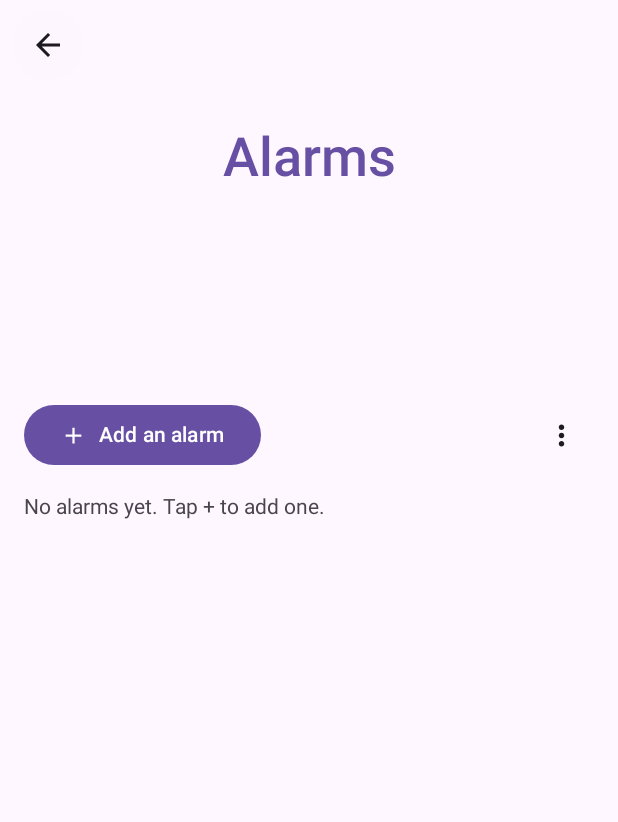
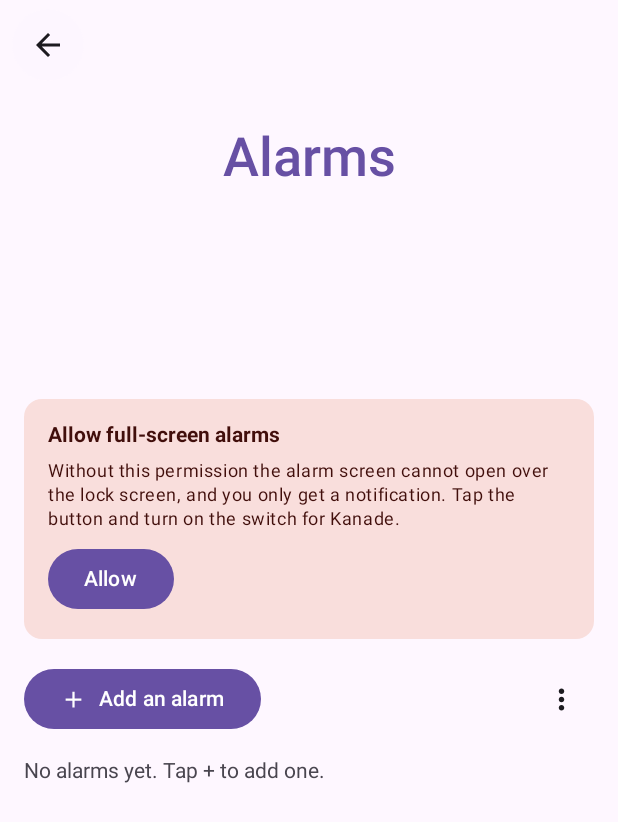
Before and after one commit to xt7h34/-, an Android app built with Jetpack Compose: the composable AlarmsPage shown on its own in the app's theme, on a phone screen of 412 x 824 dp. Shown: the top 822 px of the screen. Run offline under Robolectric (Android 15) with nearby library versions, the phone set to English and light mode, and no system bars; libraries missing offline, so code that uses them is left out: androidx.core.view.

```diff
--- a/src/main/java/com/rigen/volumeui/ClockScreens.kt
+++ b/src/main/java/com/rigen/volumeui/ClockScreens.kt
@@ -615,6 +615,7 @@ fun AlarmsPage(onBack: () -> Unit) {
 
     PageScaffold(stringResource(R.string.clock_tab_alarms), onBack) { padding ->
         PageColumn(padding) {
+            FullScreenNotice()
             Row(Modifier.fillMaxWidth(), verticalAlignment = Alignment.CenterVertically) {
                 Button(
                     onClick = {
@@ -798,7 +799,9 @@ private fun AlarmEditor(
 @Composable
 private fun AlarmSettingsDialog(onClose: () -> Unit, onCustomize: () -> Unit) {
     val ctx = LocalContext.current
-    var override by remember { mutableStateOf(ClockStore.ringOverride(ctx)) }
+    var inDnd by remember { mutableStateOf(ClockStore.ringInDnd(ctx)) }
+    var inSilent by remember { mutableStateOf(ClockStore.ringInSilent(ctx)) }
+    var inVibrate by remember { mutableStateOf(ClockStore.ringInVibrate(ctx)) }
     var dismissMode by remember { mutableIntStateOf(ClockStore.ringDismiss(ctx)) }
     Dialog(onDismissRequest = onClose) {
         Column(
@@ -809,12 +812,22 @@ private fun AlarmSettingsDialog(onClose: () -> Unit, onCustomize: () -> Unit) {
             verticalArrangement = Arrangement.spacedBy(12.dp),
         ) {
             Text(stringResource(R.string.alarm_menu_title), style = MaterialTheme.typography.titleLarge)
-            SwitchRow(stringResource(R.string.alarm_override), override) {
-                override = it
-                ClockStore.setRingOverride(ctx, it)
+            FullScreenNotice()
+            Text(stringResource(R.string.alarm_ring_in), style = MaterialTheme.typography.labelLarge)
+            SwitchRow(stringResource(R.string.alarm_in_dnd), inDnd) {
+                inDnd = it
+                ClockStore.setRingInDnd(ctx, it)
+            }
+            SwitchRow(stringResource(R.string.alarm_in_silent), inSilent) {
+                inSilent = it
+                ClockStore.setRingInSilent(ctx, it)
+            }
+            SwitchRow(stringResource(R.string.alarm_in_vibrate), inVibrate) {
+                inVibrate = it
+                ClockStore.setRingInVibrate(ctx, it)
             }
             Text(
-                stringResource(R.string.alarm_override_hint),
+                stringResource(R.string.alarm_ring_in_hint),
                 style = MaterialTheme.typography.bodySmall,
                 color = MaterialTheme.colorScheme.onSurfaceVariant,
             )
@@ -844,3 +857,35 @@ private fun AlarmSettingsDialog(onClose: () -> Unit, onCustomize: () -> Unit) {
         }
     }
 }
+
+/** Android 14+ keeps full-screen alarms off until the user allows them. Tells them how. */
+@Composable
+private fun FullScreenNotice() {
+    val ctx = LocalContext.current
+    var ok by remember { mutableStateOf(ClockEngine.canFullScreen(ctx)) }
+    LaunchedEffect(Unit) {
+        while (true) {
+            ok = ClockEngine.canFullScreen(ctx)
+            delay(1000)
+        }
+    }
+    if (!ok) {
+        Card(colors = CardDefaults.cardColors(containerColor = MaterialTheme.colorScheme.errorContainer)) {
+            Column(Modifier.padding(16.dp), verticalArrangement = Arrangement.spacedBy(8.dp)) {
+                Text(
+                    stringResource(R.string.fsi_title),
+                    fontWeight = FontWeight.Bold,
+                    color = MaterialTheme.colorScheme.onErrorContainer,
+                )
+                Text(
+                    stringResource(R.string.fsi_body),
+                    style = MaterialTheme.typography.bodySmall,
+                    color = MaterialTheme.colorScheme.onErrorContainer,
+                )
+                Button(onClick = { ClockEngine.openFullScreenSettings(ctx) }) {
+                    Text(stringResource(R.string.fsi_allow))
+                }
+            }
+        }
+    }
+}
--- a/src/main/res/values/strings.xml
+++ b/src/main/res/values/strings.xml
@@ -256,7 +256,7 @@
     <string name="ring_background">Background</string>
     <string name="ring_done">Done</string>
     <string name="ring_snooze_mins">Snooze %1$d mins</string>
-    <string name="ring_hint_drag">Swipe up to stop</string>
+    <string name="ring_hint_drag">Swipe in any direction to stop</string>
     <string name="ring_hint_tap">Tap to stop</string>
     <string name="ring_hint_hold">Hold to stop</string>
     <string name="live_title">Live update (Android 16)</string>
@@ -268,4 +268,13 @@
     <string name="live_no">no</string>
     <string name="live_hint">Start a timer to check. If the first line says no, open the settings and turn on Live updates.</string>
     <string name="live_open">Open live update settings</string>
+    <string name="alarm_ring_in">Ring even when the phone is in:</string>
+    <string name="alarm_in_dnd">Do Not Disturb</string>
+    <string name="alarm_in_silent">Silent mode</string>
+    <string name="alarm_in_vibrate">Vibrate mode</string>
+    <string name="alarm_ring_in_hint">Turn a mode off and the alarm follows it: in that mode it will not play its sound. Do Not Disturb needs access for Kanade to let alarms through when it is on total silence.</string>
+    <string name="fsi_title">Allow full-screen alarms</string>
+    <string name="fsi_body">Without this permission the alarm screen cannot open over the lock screen, and you only get a notification. Tap the button and turn on the switch for Kanade.</string>
+    <string name="fsi_allow">Allow</string>
+    <string name="live_samsung">Samsung decides what shows in the status bar chip and the Now Bar. If the three lines say yes and nothing shows: open Settings, Notifications, Live notifications (or the Now Bar settings) and allow Kanade. On some versions it is Developer options, then Live notifications for all apps.</string>
 </resources>
```
Also changed, not shown: src/main/java/com/rigen/volumeui/AlarmRing.kt (+60 -14 lines), src/main/java/com/rigen/volumeui/ClockModel.kt (+22 -3 lines), src/main/java/com/rigen/volumeui/TimerSleepScreens.kt (+7 -0 lines), 2 other files.
